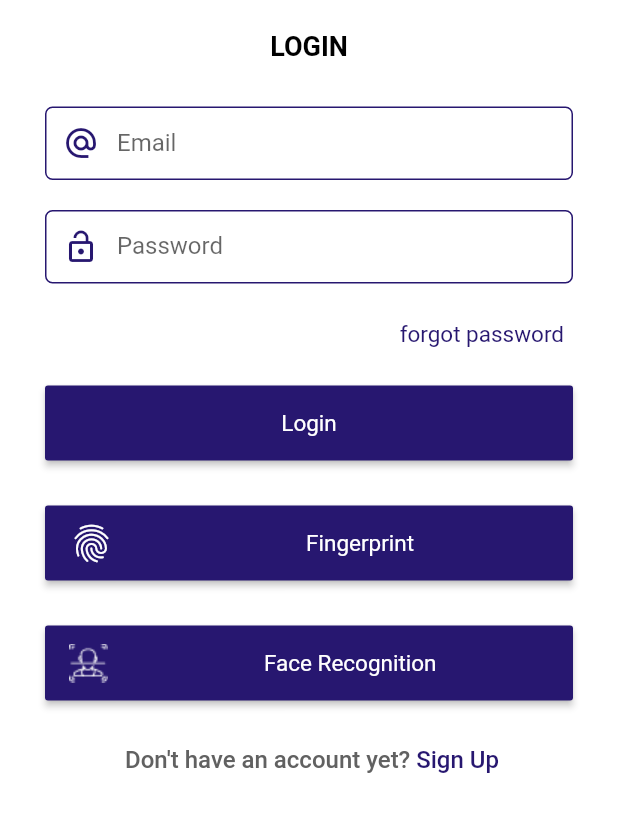
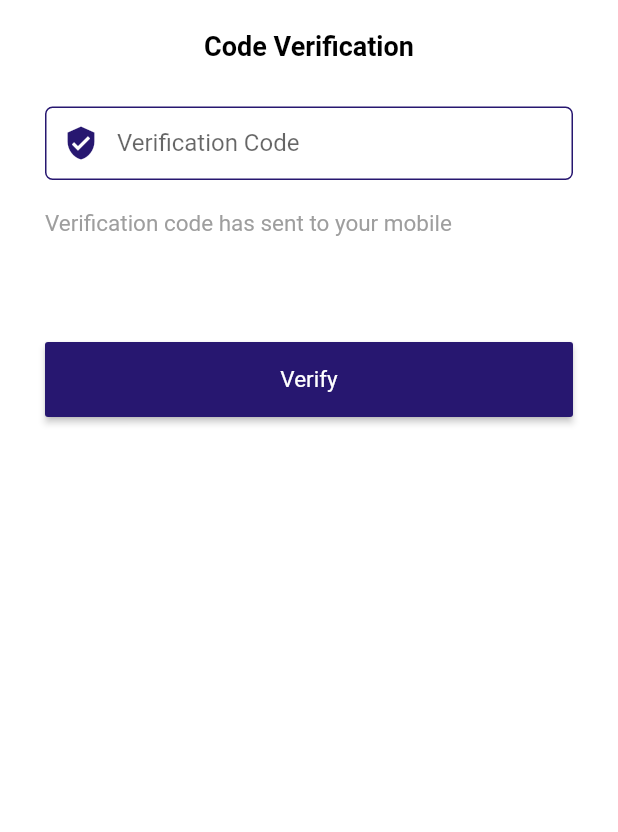
Before and after one commit to shahrukhktk/Church-App, a Flutter app: the LoginScreen screen opened directly, after a tap on "forgot password", on a phone screen of 412 x 824 dp, the part 240-1072 px from its top. Run offline on Flutter 3.47's test engine with Material 2 defaults, Android fonts, the phone set to English and light mode, and no system bars; Roboto replaces fonts that are missing (Monteserrat, SFProDisplay).

Commit message:
1. splash done 2. login done 3. code verification done 4. reset pswrd done 5. Login via Fingerprint 6. Login via Face recognition 7. sign up

```diff
--- a/lib/Screens/AuthenticationScreens/login.dart
+++ b/lib/Screens/AuthenticationScreens/login.dart
@@ -1,5 +1,6 @@
 import 'package:flutter/cupertino.dart';
 import 'package:flutter/material.dart';
+import 'package:rccg_app/Screens/ResetPasswordScreens/codeverification.dart';
 
 class LoginScreen extends StatefulWidget {
   @override
@@ -62,7 +63,10 @@ class _LoginScreenState extends State<LoginScreen> {
     );
 
     final forgotPassword = FlatButton(
-      onPressed: () {},
+      onPressed: () {
+        Navigator.push(context,
+                    MaterialPageRoute(builder: (context) => CodeVerification()),);
+      },
       child: Align(
         alignment: Alignment.centerRight,
         child: Text('forgot password',
@@ -114,6 +118,7 @@ class _LoginScreenState extends State<LoginScreen> {
             child: forgotPassword,
           ),
 
+          //login via email btn
           Padding(
             padding: const EdgeInsets.all(10.0),
             child: SizedBox(
@@ -133,7 +138,6 @@ class _LoginScreenState extends State<LoginScreen> {
             ),
           ),
 
-          //login via email btn
           SizedBox(height: 10,),
 
           //fingerprint btn
--- /dev/null
+++ b/lib/Screens/ResetPasswordScreens/codeverification.dart
@@ -0,0 +1,106 @@
+import 'package:flutter/cupertino.dart';
+import 'package:flutter/material.dart';
+import 'package:rccg_app/Screens/ResetPasswordScreens/resetpassword.dart';
+
+class CodeVerification extends StatefulWidget {
+  @override
+  _CodeVerificationState createState() => _CodeVerificationState();
+}
+
+class _CodeVerificationState extends State<CodeVerification> {
+
+  @override
+  Widget build(BuildContext context) {
+
+    final codeTextForm = TextFormField(
+        keyboardType: TextInputType.number,
+        decoration: InputDecoration(
+          hoverColor: Color.fromARGB(255, 39, 23, 112),
+          focusColor: Color.fromARGB(255, 39, 23, 112),
+          labelText: "Verification Code",
+          contentPadding: EdgeInsets.fromLTRB(20.0, 15.0, 20.0, 15.0),
+          prefixIcon: Icon(Icons.verified_user, color: Color.fromARGB(255, 39, 23, 112),),
+          fillColor: Color.fromARGB(255, 39, 23, 112),
+          focusedBorder: OutlineInputBorder(
+            borderRadius: BorderRadius.circular(5.0),
+            borderSide: BorderSide(
+              color: Color.fromARGB(255, 39, 23, 112),
+            ),
+          ),
+          enabledBorder: OutlineInputBorder(
+            borderRadius: BorderRadius.circular(5.0),
+            borderSide: BorderSide(
+              color: Color.fromARGB(255, 39, 23, 112),
+              width: 1.0,
+            ),
+          ),
+        )
+    );
+
+    return Scaffold(
+      backgroundColor: Colors.white,
+      body: ListView(
+        padding: EdgeInsets.all(20),
+        children: <Widget>[
+
+          SizedBox(height: 20,),
+
+          Align(
+              alignment: Alignment.center,
+              child: Padding(
+                padding: const EdgeInsets.all(20),
+                child: Image(image: AssetImage('images/logo.png'), height: 100,),
+              )),
+
+          Center(
+            child: Text('Code Verification', style: TextStyle(
+              fontFamily: 'SFProDisplay', fontSize: 18.0, fontWeight: FontWeight.w600, color: Colors.black,
+            ),),
+          ),
+
+          SizedBox(height: 20,),
+
+          Padding(
+            padding: EdgeInsets.all(10.0),
+            child: codeTextForm,
+          ),
+
+          Padding(
+            padding: const EdgeInsets.all(10.0),
+            child: Align(
+              alignment: Alignment.centerLeft,
+              child: Text('Verification code has sent to your mobile', style: TextStyle(
+                fontFamily: 'SFProDisplay', fontSize: 15.0, fontWeight: FontWeight.normal, color: Colors.grey,
+              ),),
+            ),
+          ),
+
+          SizedBox(height: 50,),
+
+          //verify btn
+          Padding(
+            padding: const EdgeInsets.all(10.0),
+            child: SizedBox(
+              width: 200.0,
+              height: 50.0,
+              child: new RaisedButton(
+                color: Color.fromARGB(255, 39, 23, 112),
+                child: new Text('Verify', style: TextStyle(
+                  fontFamily: 'SFProDisplay', fontSize: 15.0, fontWeight: FontWeight.normal, color: Colors.white,
+                ),),
+                onPressed: ()
+                {
+                  Navigator.push(context,
+                    MaterialPageRoute(builder: (context) => ResetPassword()),);
+                },
+              ),
+            ),
+          ),
+
+          SizedBox(height: 10,),
+
+        ],
+      ),
+    );
+  }
+}
```
Also changed, not shown: lib/Screens/ResetPasswordScreens/resetpassword.dart (added, +126 -0 lines).
